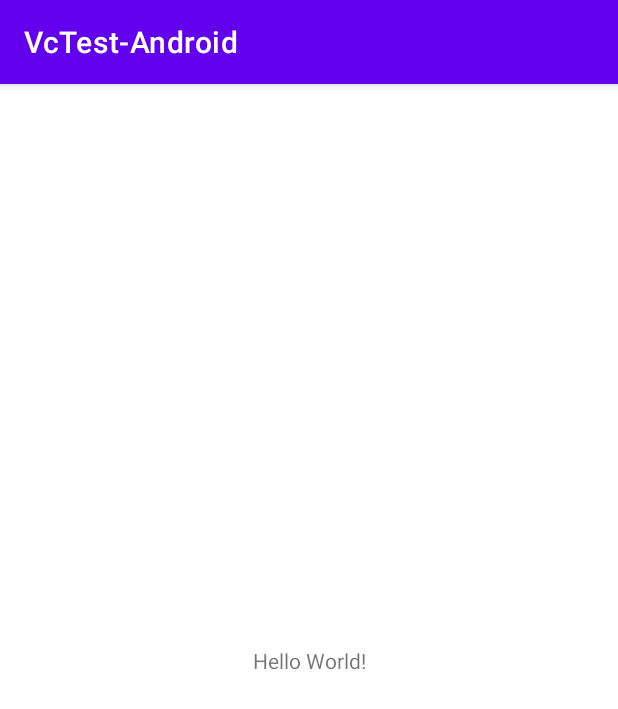
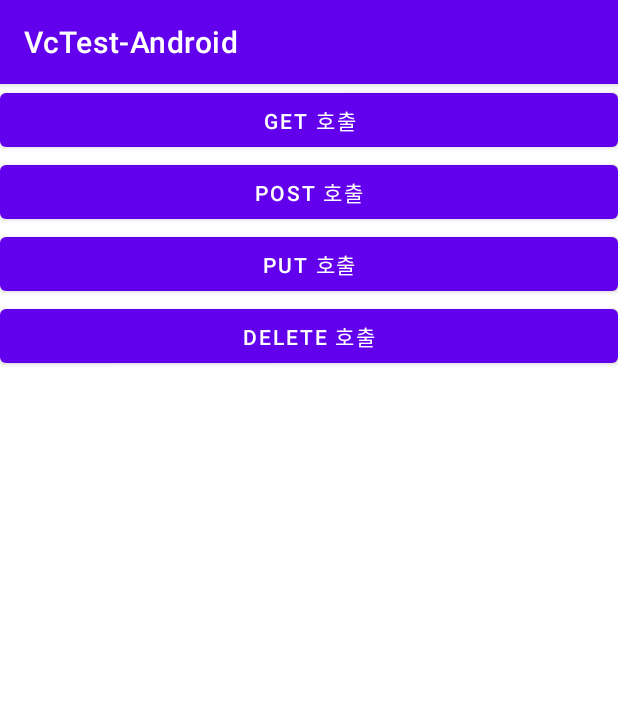
Before and after one commit to ydjvchslf/vcTest-Android, an Android app: the screen it shows after launch (MainActivity), on a phone screen of 412 x 824 dp. Shown: the top 709 px of the screen. Run offline under Robolectric (Android 15) with nearby library versions, the phone set to English and light mode, and no system bars.

Commit message:
레트로핏 이용해서 테스트서버 GET method() 호출확인

```diff
--- a/app/src/main/AndroidManifest.xml
+++ b/app/src/main/AndroidManifest.xml
@@ -2,7 +2,11 @@
 <manifest xmlns:android="http://schemas.android.com/apk/res/android"
     package="com.example.vctest_android">
 
+    <!-- 권한 추가 -->
+    <uses-permission android:name="android.permission.INTERNET"/>
+
     <application
+        android:usesCleartextTraffic="true"
         android:allowBackup="true"
         android:icon="@mipmap/ic_launcher"
         android:label="@string/app_name"
--- a/app/src/main/java/com/example/vctest_android/MainActivity.kt
+++ b/app/src/main/java/com/example/vctest_android/MainActivity.kt
@@ -2,10 +2,37 @@ package com.example.vctest_android
 
 import androidx.appcompat.app.AppCompatActivity
 import android.os.Bundle
+import android.util.Log
+import android.widget.Button
+import com.example.vctest_android.retrofit.RetrofitManager
 
 class MainActivity : AppCompatActivity() {
+
+    val TAG: String = "LOG"
+
     override fun onCreate(savedInstanceState: Bundle?) {
         super.onCreate(savedInstanceState)
         setContentView(R.layout.activity_main)
+
+        //get_method_btn.setOnClickListener {} 왜안나와?
+        findViewById<Button>(R.id.get_method_btn).setOnClickListener {
+            Log.d(TAG, "get() 호출")
+            RetrofitManager.instance.getTodo()
+        }
+
+        findViewById<Button>(R.id.post_method_btn).setOnClickListener {
+            Log.d(TAG, "post() 호출")
+        }
+
+        findViewById<Button>(R.id.put_method_btn).setOnClickListener {
+            Log.d(TAG, "put() 호출")
+        }
+
+        findViewById<Button>(R.id.delete_method_btn).setOnClickListener {
+            Log.d(TAG, "delete() 호출")
+        }
+
+
+
     }
 }
--- a/app/src/main/res/layout/activity_main.xml
+++ b/app/src/main/res/layout/activity_main.xml
@@ -1,18 +1,35 @@
 <?xml version="1.0" encoding="utf-8"?>
-<androidx.constraintlayout.widget.ConstraintLayout xmlns:android="http://schemas.android.com/apk/res/android"
+<LinearLayout xmlns:android="http://schemas.android.com/apk/res/android"
     xmlns:app="http://schemas.android.com/apk/res-auto"
     xmlns:tools="http://schemas.android.com/tools"
     android:layout_width="match_parent"
     android:layout_height="match_parent"
-    tools:context=".MainActivity">
+    tools:context=".MainActivity"
+    android:orientation="vertical"
+    android:layout_gravity="center">
 
-    <TextView
-        android:layout_width="wrap_content"
+    <Button
+        android:id="@+id/get_method_btn"
+        android:layout_width="match_parent"
         android:layout_height="wrap_content"
-        android:text="Hello World!"
-        app:layout_constraintBottom_toBottomOf="parent"
-        app:layout_constraintLeft_toLeftOf="parent"
-        app:layout_constraintRight_toRightOf="parent"
-        app:layout_constraintTop_toTopOf="parent" />
+        android:text="GET 호출"/>
 
-</androidx.constraintlayout.widget.ConstraintLayout>
+    <Button
+        android:id="@+id/post_method_btn"
+        android:layout_width="match_parent"
+        android:layout_height="wrap_content"
+        android:text="POST 호출"/>
+
+    <Button
+        android:id="@+id/put_method_btn"
+        android:layout_width="match_parent"
+        android:layout_height="wrap_content"
+        android:text="PUT 호출"/>
+
+    <Button
+        android:id="@+id/delete_method_btn"
+        android:layout_width="match_parent"
+        android:layout_height="wrap_content"
+        android:text="DELETE 호출"/>
+
+</LinearLayout>
```
Also changed, not shown: app/build.gradle (+9 -0 lines), app/src/main/java/com/example/vctest_android/retrofit/ApiService.kt (added, +11 -0 lines), app/src/main/java/com/example/vctest_android/retrofit/RetrofitClient.kt (added, +30 -0 lines), app/src/main/java/com/example/vctest_android/retrofit/RetrofitManager.kt (added, +35 -0 lines).
